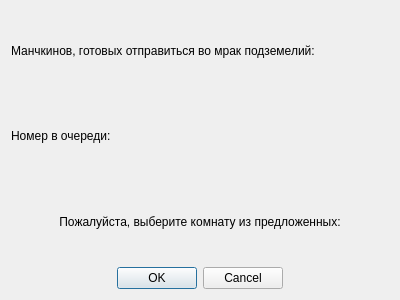
The window that Nayda/roomselectionlobby.ui (Mar94oK/Nayda) describes before a commit, drawn with Qt 5.
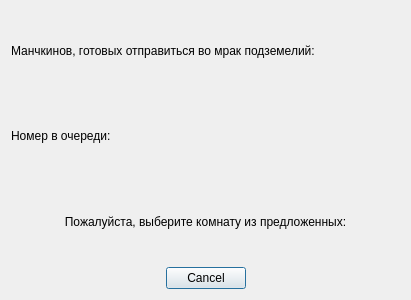
The same window after the commit.

Commit message: Removing Ok button from Room Waiting Lobby

Diff of the .ui file:
```diff
--- a/Nayda/roomselectionlobby.ui
+++ b/Nayda/roomselectionlobby.ui
@@ -6,7 +6,7 @@
    <rect>
     <x>0</x>
     <y>0</y>
-    <width>400</width>
+    <width>411</width>
     <height>300</height>
    </rect>
   </property>
@@ -23,7 +23,7 @@
       <enum>Qt::Horizontal</enum>
      </property>
      <property name="standardButtons">
-      <set>QDialogButtonBox::Cancel|QDialogButtonBox::Ok</set>
+      <set>QDialogButtonBox::Cancel</set>
      </property>
      <property name="centerButtons">
       <bool>true</bool>
```
The commit also changes 1 other file.
